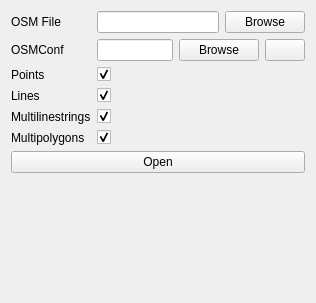
Above: ui/osm_file.ui from 3liz/QuickOSM before the change. Below: the same form after it.
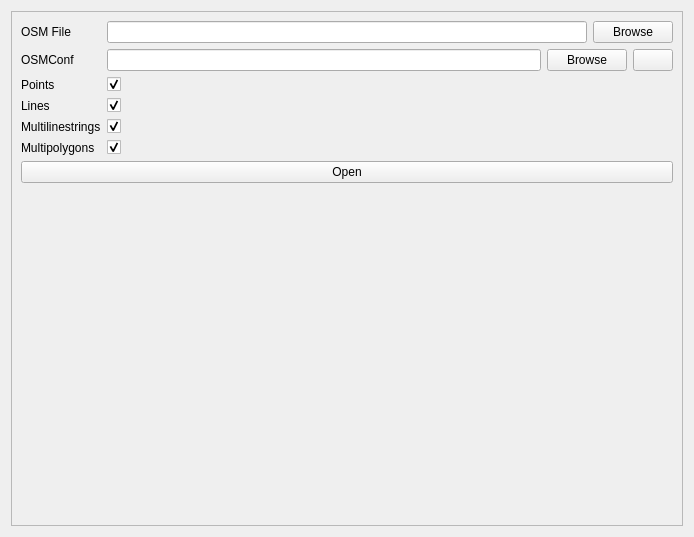
That is the form after the change. Icons and pictures are not drawn.

Commit message: add scroll in docks

Patch:
```diff
--- a/ui/osm_file.ui
+++ b/ui/osm_file.ui
@@ -6,13 +6,28 @@
    <rect>
     <x>0</x>
     <y>0</y>
-    <width>316</width>
-    <height>303</height>
+    <width>694</width>
+    <height>537</height>
    </rect>
   </property>
   <property name="windowTitle">
    <string>QuickOSM - OSM File</string>
   </property>
+  <layout class="QVBoxLayout" name="verticalLayout_2">
+   <item>
+    <widget class="QScrollArea" name="scrollArea">
+     <property name="widgetResizable">
+      <bool>true</bool>
+     </property>
+     <widget class="QWidget" name="scrollAreaWidgetContents">
+      <property name="geometry">
+       <rect>
+        <x>0</x>
+        <y>0</y>
+        <width>680</width>
+        <height>523</height>
+       </rect>
+      </property>
   <layout class="QVBoxLayout" name="verticalLayout">
    <item>
     <layout class="QFormLayout" name="formLayout">
@@ -161,6 +176,10 @@
       </size>
      </property>
     </spacer>
+       </item>
+      </layout>
+     </widget>
+    </widget>
    </item>
   </layout>
  </widget>
```
Lines whose indentation alone changed are shown as unchanged. The commit also changes 7 other files.
